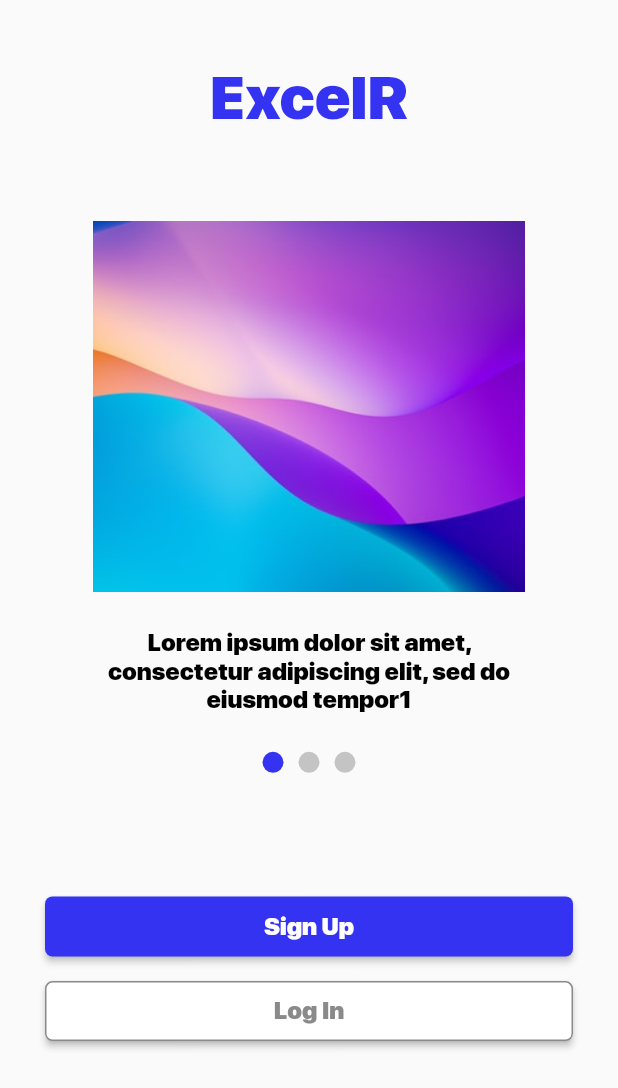
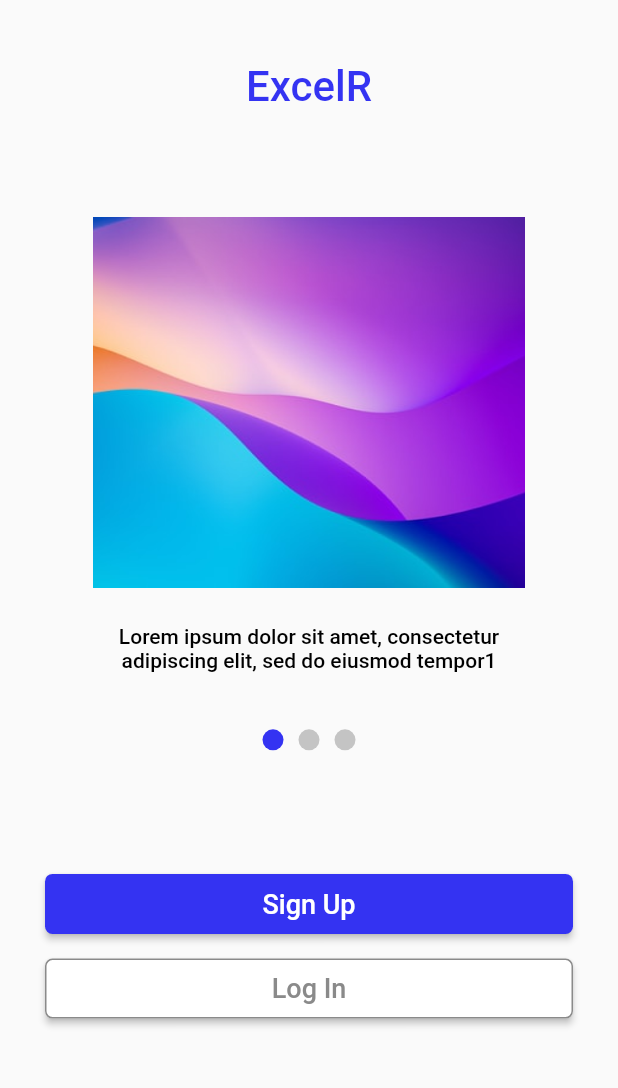
Before and after one commit to rinkuniks/flutterSkeleton, a Flutter app: the screen it shows after launch, on a phone screen of 412 x 824 dp. Shown: the top 1088 px of the screen. Run offline on Flutter 3.47's test engine with Material 2 defaults, Android fonts, the phone set to English and light mode, and no system bars; our stand-ins replace another_flushbar, connectivity, firebase_auth, firebase_core, firebase_crashlytics, flutter_spinkit and 5 more; missing offline and left inert: flutter_facebook_auth, vimeo_video_player; accounts and stored records are empty; project files that could hold a hidden picture were left out.

```diff
--- a/lib/res/color.dart
+++ b/lib/res/color.dart
@@ -13,7 +13,7 @@ class AppColors {
   //Text Colors
   static const Color primaryTextColor = Color(0xFF3433F2);
   static const Color secondaryTextColor = Color(0xff000000);
-  static const Color tertiaryTextColor = Colors.grey;
+  static const Color tertiaryTextColor = Color(0xFF716E6E);
 
   //Button Colors
   static const Color primaryButtonColor = Color(0xFF3433F2);
--- a/lib/res/components/SharedPref.dart
+++ b/lib/res/components/SharedPref.dart
@@ -10,7 +10,7 @@ class SharedPref {
 
   Future<String> getUser(String paramName) async {
     final SharedPreferences sp = await SharedPreferences.getInstance();
-    final String? id = sp.getString(paramName);
+    final String? id = sp.getString(paramName) != null ?  sp.getString(paramName) : 'en';
     return id!;
   }
 
--- a/lib/res/components/round_button.dart
+++ b/lib/res/components/round_button.dart
@@ -19,6 +19,7 @@ class RoundButton extends StatelessWidget {
 
   @override
   Widget build(BuildContext context) {
+    // Font family missing
     return SizedBox(
         height: 40,
         width:  MediaQuery.of(context).size.width - 60,
@@ -35,7 +36,7 @@ class RoundButton extends StatelessWidget {
                 child: Text(
                   title,
                   style: const TextStyle(
-                    fontSize: 16,
+                    fontSize: 18,
                       color: AppColors.white),
                 ),
               )
@@ -51,7 +52,7 @@ class RoundButton extends StatelessWidget {
                 child: Text(
                   title,
                   style: const TextStyle(
-                    fontSize: 16,
+                    fontSize: 18,
                       color: AppColors.logInText),
                 ),
               )
--- a/lib/res/theme/text_theme.dart
+++ b/lib/res/theme/text_theme.dart
@@ -7,42 +7,60 @@ class CustomTextTheme {
     titleSmall:  TextStyle(
         color: AppColors.secondaryTextColor,
         fontSize: 14,
-        fontFamily: 'SF-Pro-Display'),
+        //fontFamily: 'SF-Pro-Display'
+        ),
     titleMedium:  TextStyle(
         color: AppColors.secondaryTextColor,
-        fontSize: 16,
-        fontFamily: 'SF-Pro-Display'),
+        fontSize: 14,
+        //fontFamily: 'SF-Pro-Display'
+
+        fontWeight: FontWeight.w500,
+        ),
     titleLarge:  TextStyle(
         color: AppColors.secondaryTextColor,
-        fontSize: 20,
-        fontFamily: 'SF-Pro-Display'),
+        fontSize: 28,
+        fontWeight: FontWeight.w500,
+        //fontFamily: 'SF-Pro-Display'
+        ),
     //Blue Color
     displaySmall:  TextStyle(
         color: AppColors.primaryTextColor,
         fontSize: 14,
-        fontFamily: 'SF-Pro-Display'),
+        //fontFamily: 'SF-Pro-Display'
+        ),
     displayMedium:  TextStyle(
         color: AppColors.primaryTextColor,
         fontSize: 16,
-        fontFamily: 'SF-Pro-Display'),
+        //fontFamily: 'SF-Pro-Display'
+        ),
     displayLarge:  TextStyle(
         color: AppColors.primaryTextColor,
-        fontSize: 40,
-        fontFamily: 'SF-Pro-Display',
+        fontSize: 28,
+        //fontFamily: 'SF-Pro-Display'
+
         fontWeight: FontWeight.w500),
+
+
+
     //grey Color
     labelSmall: TextStyle(
         color: AppColors.tertiaryTextColor,
-        fontSize: 14,
-        fontFamily: 'SF-Pro-Display'),
+        fontSize: 12,
+        fontWeight: FontWeight.w400,
+       //// fontFamily: 'SF-Pro-Display'
+
+        ),
     labelMedium:  TextStyle(
         color: AppColors.tertiaryTextColor,
+          fontWeight: FontWeight.w400,
         fontSize: 16,
-        fontFamily: 'SF-Pro-Display'),
+        //fontFamily: 'SF-Pro-Display'
+        ),
     labelLarge:  TextStyle(
         color: AppColors.tertiaryTextColor,
         fontSize: 20,
-        fontFamily: 'SF-Pro-Display',
+        //fontFamily: 'SF-Pro-Display'
+
         fontWeight: FontWeight.w500),
 
   );
@@ -51,41 +69,56 @@ class CustomTextTheme {
     titleSmall:  TextStyle(
         color: AppColors.white,
         fontSize: 14,
-        fontFamily: 'SF-Pro-Display'),
+        //fontFamily: 'SF-Pro-Display'
+        ),
     titleMedium:  TextStyle(
         color: AppColors.white,
-        fontSize: 16,
-        fontFamily: 'SF-Pro-Display'),
+        fontWeight: FontWeight.w500,
+        fontSize: 14,
+        //fontFamily: 'SF-Pro-Display'
+        ),
     titleLarge:  TextStyle(
         color: AppColors.white,
-        fontSize: 20,
-        fontFamily: 'SF-Pro-Display'),
+          fontSize: 28,
+        fontWeight: FontWeight.w500,
+
+        //fontFamily: 'SF-Pro-Display'
+        ),
     displaySmall:  TextStyle(
         color: AppColors.white,
         fontSize: 14,
-        fontFamily: 'SF-Pro-Display'),
+        //fontFamily: 'SF-Pro-Display'
+        ),
     displayMedium:  TextStyle(
         color: AppColors.white,
         fontSize: 16,
-        fontFamily: 'SF-Pro-Display'),
+        //fontFamily: 'SF-Pro-Display'
+        ),
     displayLarge:  TextStyle(
         color: AppColors.white,
-        fontSize: 40,
-        fontFamily: 'SF-Pro-Display',
+        fontSize: 28,
+        //fontFamily: 'SF-Pro-Display'
+
         fontWeight: FontWeight.w500),
     //grey Color
     labelSmall: TextStyle(
         color: AppColors.secondaryTextColor,
-        fontSize: 14,
-        fontFamily: 'SF-Pro-Display'),
+          fontWeight: FontWeight.w400,
+        fontSize: 12,
+       //// fontFamily: 'SF-Pro-Display'
+
+        ),
     labelMedium:  TextStyle(
         color: AppColors.secondaryTextColor,
         fontSize: 16,
-        fontFamily: 'SF-Pro-Display'),
+        fontWeight: FontWeight.w400,
+        //fontFamily: 'SF-Pro-Display'
+        ),
     labelLarge:  TextStyle(
         color: AppColors.secondaryTextColor,
         fontSize: 20,
-        fontFamily: 'SF-Pro-Display',
+        //fontFamily: 'SF-Pro-Display'
+
         fontWeight: FontWeight.w500),
   );
 }
--- a/lib/view/bottomTab/homeScreen.dart
+++ b/lib/view/bottomTab/homeScreen.dart
@@ -43,7 +43,7 @@ class HomeView extends StatelessWidget {
   }
 
   topCourse() {
-    return (const SingleChildScrollView(
+    return ( SingleChildScrollView(
       physics: ScrollPhysics(),
       child: Column(
         children: <Widget>[
--- a/lib/view/preAuth/intro.dart
+++ b/lib/view/preAuth/intro.dart
@@ -102,6 +102,7 @@ class IntroState extends BasePageState<Intro> with Base {
                     ),
                   )),
         ),
+
         Container(
           margin:
               EdgeInsets.only(top: MediaQuery.of(context).size.height * 0.1),
--- a/lib/view/preAuth/splash_view.dart
+++ b/lib/view/preAuth/splash_view.dart
@@ -1,5 +1,6 @@
 import 'package:flutter/material.dart';
 import '../../base/base_page.dart';
+import '../../generated/l10n.dart';
 import '../../view_model/services/splash_services.dart';
 
 /// Created by Sawan Kumar on 12/05/23.
@@ -28,10 +29,10 @@ class _SplashViewState extends BasePageState<SplashView> with Base{
 
   @override
   Widget body() {
+    S str = S.of(context);
     return Scaffold(
       body: Center(
-          child: Text(
-            'ExcelR',
+          child: Text(str.app_name,
             style: Theme.of(context).textTheme.displayLarge
           )),
     );
--- a/pubspec.yaml
+++ b/pubspec.yaml
@@ -51,6 +51,10 @@ dependencies:
   # firebase_messaging: 14.6.1
   google_sign_in: 5.4.1
   flutter_login_facebook: 1.8.0
+  # flutter_facebook_auth: 5.0.8
+  permission_handler: 10.2.0
+  flutter_facebook_auth: 4.4.1
+
   sign_in_with_apple: 4.3.0
   crypto: 3.0.3
   firebase_crashlytics: 3.3.1
```
Also changed, not shown: lib/main.dart (+20 -3 lines), lib/provider/SocialLoginHelper.dart (+27 -25 lines), lib/view/auth/login_view.dart (+11 -11 lines), lib/view/auth/signup_view.dart (+50 -24 lines), pubspec.lock, 9 other files.
